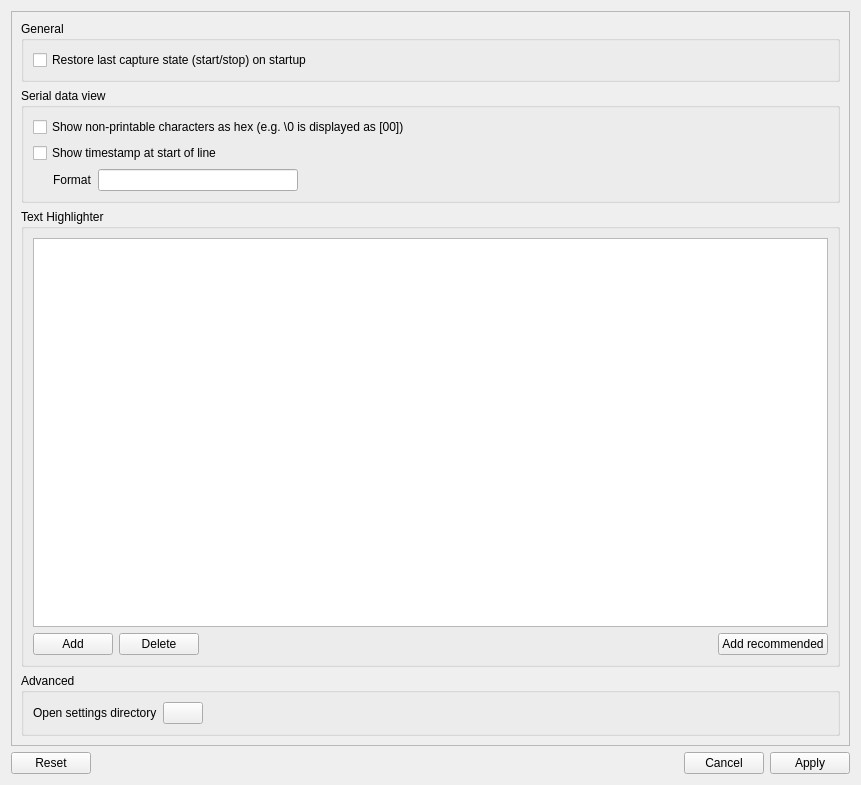
Before: the Qt Designer form src/multiserialviewer/ui_files/settingsDialog.ui in shaag7967/multiserialviewer, drawn with Qt 5.
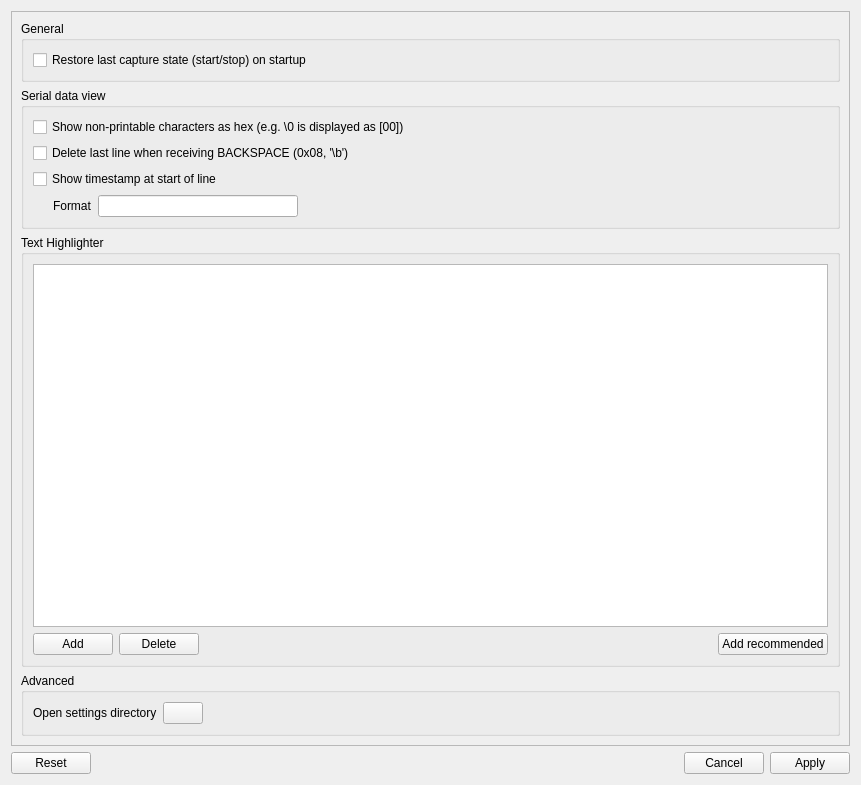
After: the same form once the commit is applied.

Commit message: added "Delete last line when receiving BACKSPACE (0x08, '\b')"

Patch:
```diff
--- a/src/multiserialviewer/ui_files/settingsDialog.ui
+++ b/src/multiserialviewer/ui_files/settingsDialog.ui
@@ -52,6 +52,13 @@
            </property>
           </widget>
          </item>
+         <item>
+          <widget class="QCheckBox" name="cb_backspaceDeletesLastLine">
+           <property name="text">
+            <string>Delete last line when receiving BACKSPACE (0x08, '\b')</string>
+           </property>
+          </widget>
+         </item>
          <item>
           <widget class="QCheckBox" name="cb_showTimestamp">
            <property name="text">
```
The commit also changes 9 other files.
